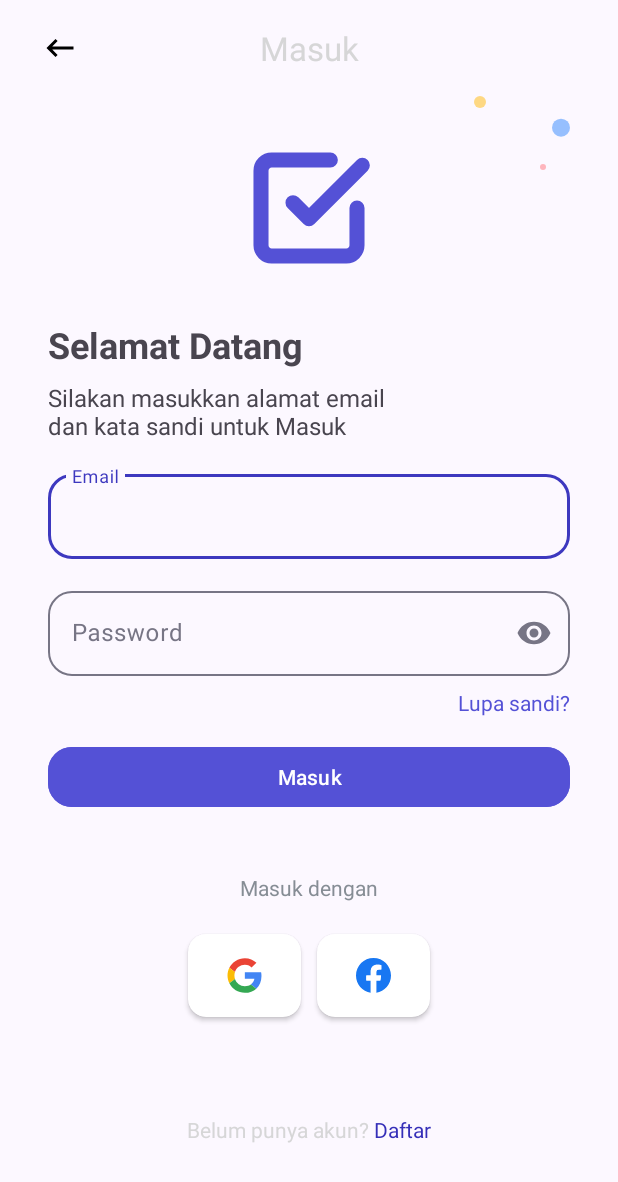
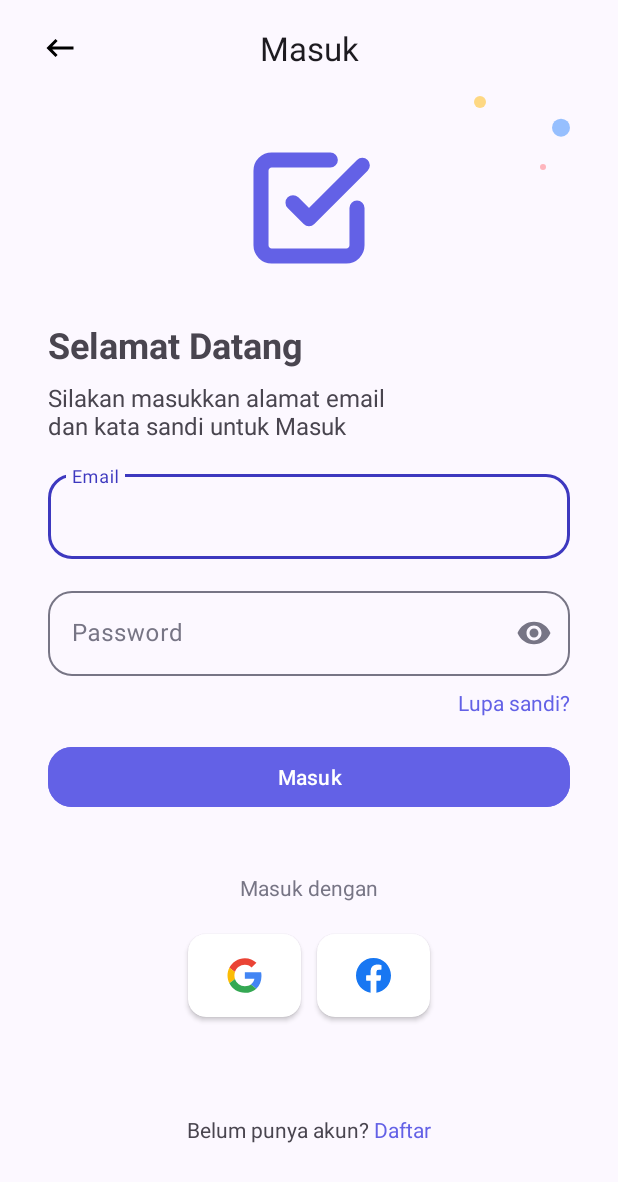
Before and after one commit to fasihll/task-app, an Android app: the LoginActivity screen opened directly, with no data from a screen before it, on a phone screen of 412 x 824 dp. Shown: the top 1182 px of the screen. Run offline under Robolectric (Android 15) with nearby library versions, the phone set to English and light mode, and no system bars.

Commit message:
[Update] Set Theme on Login Page
Implement theme on Login Page

```diff
--- a/app/src/main/java/com/otakkanan/taskapp/ui/auth/login/LoginActivity.kt
+++ b/app/src/main/java/com/otakkanan/taskapp/ui/auth/login/LoginActivity.kt
@@ -74,7 +74,7 @@ class LoginActivity : AppCompatActivity() {
             }
         }
 
-        val colorSpan = ForegroundColorSpan(ContextCompat.getColor(this, R.color.md_theme_onPrimaryFixedVariant))
+        val colorSpan = ForegroundColorSpan(ContextCompat.getColor(this, R.color.md_theme_primaryContainer))
 
         val startIndex = text.indexOf("Daftar")
         val endIndex = startIndex + "Daftar".length
--- a/app/src/main/res/drawable/ic_login.xml
+++ b/app/src/main/res/drawable/ic_login.xml
@@ -8,13 +8,13 @@
       android:strokeLineJoin="round"
       android:strokeWidth="10"
       android:fillColor="#00000000"
-      android:strokeColor="#5451D6"
+      android:strokeColor="@color/md_theme_primaryContainer"
       android:strokeLineCap="round"/>
   <path
       android:pathData="M74.375,42.5V67.292C74.375,69.17 73.629,70.972 72.3,72.3C70.972,73.629 69.17,74.375 67.292,74.375H17.708C15.83,74.375 14.028,73.629 12.7,72.3C11.371,70.972 10.625,69.17 10.625,67.292V17.708C10.625,15.83 11.371,14.028 12.7,12.7C14.028,11.371 15.83,10.625 17.708,10.625H56.667"
       android:strokeLineJoin="round"
       android:strokeWidth="10"
       android:fillColor="#00000000"
-      android:strokeColor="#5451D6"
+      android:strokeColor="@color/md_theme_primaryContainer"
       android:strokeLineCap="round"/>
 </vector>
--- a/app/src/main/res/layout/activity_login.xml
+++ b/app/src/main/res/layout/activity_login.xml
@@ -5,7 +5,6 @@
     xmlns:android="http://schemas.android.com/apk/res/android">
 
   <androidx.constraintlayout.widget.ConstraintLayout
-      xmlns:android="http://schemas.android.com/apk/res/android"
       xmlns:app="http://schemas.android.com/apk/res-auto"
       xmlns:tools="http://schemas.android.com/tools"
       android:id="@+id/main"
@@ -21,9 +20,7 @@
         android:layout_height="wrap_content"
         android:layout_marginStart="12dp"
         android:layout_marginEnd="12dp"
-        android:theme="@style/ThemeOverlay.MaterialComponents.Dark.ActionBar"
         app:title="Masuk"
-        app:titleTextColor="@color/black"
         app:titleCentered="true"
         app:navigationIcon="@drawable/ic_back_24"
         app:layout_constraintTop_toTopOf="parent"
@@ -133,7 +130,7 @@
         android:layout_width="wrap_content"
         android:layout_height="wrap_content"
         android:text="Lupa sandi?"
-        android:textColor="#5451D6"
+        android:textColor="?attr/colorPrimaryContainer"
         android:layout_marginTop="8dp"
         android:layout_marginEnd="32dp"
         app:layout_constraintTop_toBottomOf="@id/passwordTextInputLayout"
@@ -147,7 +144,7 @@
         android:layout_marginStart="32dp"
         android:layout_marginEnd="32dp"
         android:layout_marginTop="16dp"
-        android:backgroundTint="#5451D6"
+        android:backgroundTint="?attr/colorPrimaryContainer"
         android:text="Masuk"
         app:cornerRadius="16dp"
         app:layout_constraintTop_toBottomOf="@id/forgetPasswordTextView"
@@ -163,7 +160,7 @@
         android:layout_width="wrap_content"
         android:layout_height="wrap_content"
         android:text="Masuk dengan"
-        android:textColor="#868D95"
+        android:textColor="@color/md_theme_outline"
         android:layout_marginTop="40dp"
         app:layout_constraintTop_toBottomOf="@id/loginButton"
         app:layout_constraintStart_toStartOf="parent"
@@ -218,7 +215,6 @@
         android:layout_width="wrap_content"
         android:layout_height="wrap_content"
         android:text="Belum punya akun? Daftar"
-        android:textColor="@color/black"
         android:layout_marginTop="60dp"
         app:layout_constraintTop_toBottomOf="@id/socialLoginButtons"
         app:layout_constraintStart_toStartOf="parent"
```
